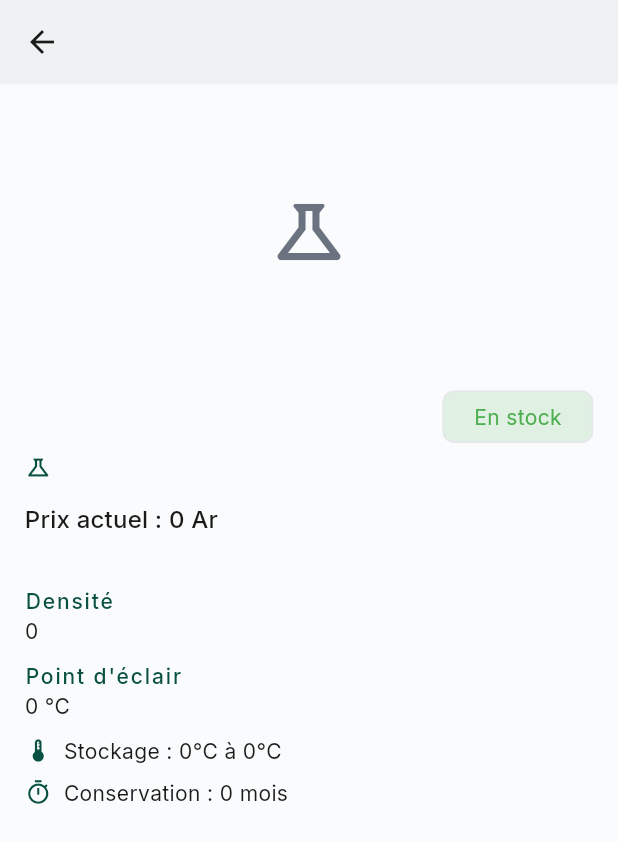
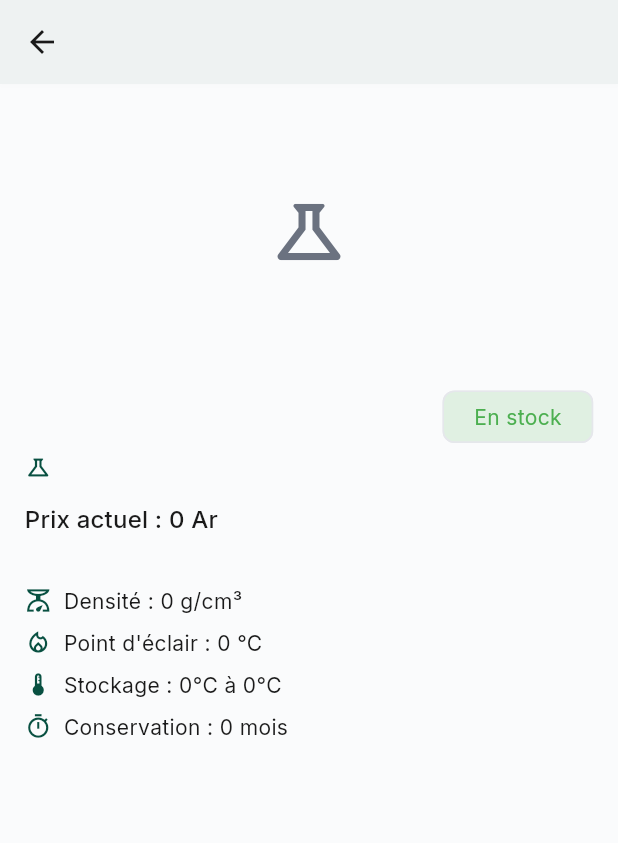
Before and after one commit to Anju-codermad/AkoraHub-app, a Flutter app: the RawMaterialDetailClient screen opened directly with empty values, on a phone screen of 412 x 824 dp. Shown: the top 843 px of the screen. Run offline on Flutter 3.47's test engine with Material 3 defaults, Android fonts, the phone set to English and light mode, and no system bars; our stand-ins replace audioplayers, cached_network_image, connectivity_plus, file_picker, firebase_core, firebase_messaging and 20 more; missing offline and left inert: agora_rtc_engine, mobile_scanner, record, screen_protector; accounts and stored records are empty.

Commit message:
Badge pH coloré + icônes pour les propriétés physico-chimiques
- Extraction best-effort d'une valeur numérique depuis ph_solution
  (texte libre) pour un badge coloré acide/neutre/basique, avec repli
  sur le texte brut si aucun nombre n'est détectable
- Aspect/Solubilité/Densité/Point d'éclair en lignes icône+texte
- Particularité en chip tertiaryContainer

```diff
--- a/lib/presentation/client_home/formation/raw_material_detail_client.dart
+++ b/lib/presentation/client_home/formation/raw_material_detail_client.dart
@@ -38,6 +38,43 @@ String? _formatDosage(Map<String, dynamic> u) {
   }
   final legacy = (u['dosage_legacy'] as String?)?.trim();
   return (legacy == null || legacy.isEmpty) ? null : legacy;
+}
+
+/// Extrait une valeur numérique de pH depuis le champ texte libre
+/// `ph_solution` (ex : "fortement basique (pH 13-14)" -> 13.5,
+/// "pH 3.5" -> 3.5) — best-effort seulement, ce champ n'a jamais été
+/// contraint à un format précis côté admin. Retourne `null` si aucun
+/// nombre n'est détectable ; l'affichage retombe alors sur le texte
+/// brut sans badge coloré.
+double? _extractPhValue(String? phText) {
+  if (phText == null || phText.isEmpty) return null;
+  final normalized = phText.replaceAll(',', '.');
+  final rangeMatch =
+      RegExp(r'(\d+(?:\.\d+)?)\s*[-–]\s*(\d+(?:\.\d+)?)').firstMatch(normalized);
+  if (rangeMatch != null) {
+    final a = double.tryParse(rangeMatch.group(1)!);
+    final b = double.tryParse(rangeMatch.group(2)!);
+    if (a != null && b != null) return (a + b) / 2;
+  }
+  final singleMatch = RegExp(r'(\d+(?:\.\d+)?)').firstMatch(normalized);
+  if (singleMatch == null) return null;
+  return double.tryParse(singleMatch.group(1)!);
+}
+
+Color _phColor(double ph) {
+  if (ph < 2) return Colors.red;
+  if (ph < 6) return Colors.orange;
+  if (ph <= 8) return Colors.green;
+  if (ph <= 12) return Colors.blue;
+  return Colors.purple;
+}
+
+String _phLabel(double ph) {
+  if (ph < 2) return 'Acide fort';
+  if (ph < 6) return 'Acide faible';
+  if (ph <= 8) return 'Neutre';
+  if (ph <= 12) return 'Basique faible';
+  return 'Basique fort';
 }
 
 /// Couleur du badge "Niveau de danger" selon la sévérité (06/08) — les 4
@@ -402,6 +439,7 @@ class _RawMaterialDetailClientState extends State<RawMaterialDetailClient> {
     final sensibleLumiere = sheet['sensible_lumiere'] as bool? ?? false;
     final dureeConservation = sheet['duree_conservation_mois'] as num?;
     final niveauColor = _dangerLevelColor(sheet['niveau_danger'] as String?);
+    final phValue = _extractPhValue(sheet['ph_solution'] as String?);
     Widget field(String label, String? value) {
       if (value == null || value.isEmpty) return const SizedBox.shrink();
       return Padding(
@@ -439,15 +477,69 @@ class _RawMaterialDetailClientState extends State<RawMaterialDetailClient> {
         field('Nom chimique', sheet['nom_chimique'] as String?),
         field('Synonymes', sheet['synonymes'] as String?),
         field('Grade', sheet['grade'] as String?),
-        field('Aspect', sheet['aspect'] as String?),
-        field('pH en solution', sheet['ph_solution'] as String?),
-        field('Solubilité', sheet['solubilite'] as String?),
-        field('Densité', (sheet['densite'] as num?)?.toString()),
-        field('Point d\'éclair',
-            (sheet['point_eclair'] as num?) != null
-                ? '${sheet['point_eclair']} °C'
-                : null),
-        field('Particularité', sheet['particularite'] as String?),
+        if ((sheet['aspect'] as String?)?.isNotEmpty == true)
+          _iconTextRow(
+              theme, Icons.inventory_2_outlined, sheet['aspect'] as String),
+        if ((sheet['ph_solution'] as String?)?.isNotEmpty == true) ...[
+          Padding(
+            padding: const EdgeInsets.only(bottom: 10),
+            child: Column(
+              crossAxisAlignment: CrossAxisAlignment.start,
+              children: [
+                Text('pH en solution',
+                    style: theme.textTheme.labelLarge
+                        ?.copyWith(color: theme.colorScheme.primary)),
+                const SizedBox(height: 4),
+                if (phValue != null)
+                  Row(
+                    children: [
+                      Container(
+                        padding: const EdgeInsets.symmetric(
+                            horizontal: 10, vertical: 4),
+                        decoration: BoxDecoration(
+                          color: _phColor(phValue),
+                          borderRadius: BorderRadius.circular(20),
+                        ),
+                        child: Text('pH ${phValue.toStringAsFixed(1)}',
+                            style: const TextStyle(
+                                color: Colors.white,
+                                fontWeight: FontWeight.w600,
+                                fontSize: 12)),
+                      ),
+                      const SizedBox(width: 8),
+                      Text(_phLabel(phValue),
+                          style: theme.textTheme.bodySmall),
+                    ],
+                  ),
+                SizedBox(height: phValue != null ? 4 : 0),
+                Text(sheet['ph_solution'] as String),
+              ],
+            ),
+          ),
+        ],
+        if ((sheet['solubilite'] as String?)?.isNotEmpty == true)
+          _iconTextRow(theme, Icons.water_drop_outlined,
+              sheet['solubilite'] as String),
+        if (sheet['densite'] != null)
+          _iconTextRow(theme, Icons.scale_outlined,
+              'Densité : ${sheet['densite']} g/cm³'),
+        if (sheet['point_eclair'] != null)
+          _iconTextRow(theme, Icons.local_fire_department_outlined,
+              'Point d\'éclair : ${sheet['point_eclair']} °C'),
+        if ((sheet['particularite'] as String?)?.isNotEmpty == true) ...[
+          Padding(
+            padding: const EdgeInsets.only(bottom: 10),
+            child: Align(
+              alignment: Alignment.centerLeft,
+              child: Chip(
+                label: Text(sheet['particularite'] as String,
+                    style: TextStyle(
+                        color: theme.colorScheme.onTertiaryContainer)),
+                backgroundColor: theme.colorScheme.tertiaryContainer,
+              ),
+            ),
+          ),
+        ],
         field('Différence avec un produit similaire',
             sheet['difference_produit_similaire'] as String?),
         if ((sheet['niveau_danger'] as String?)?.isNotEmpty == true) ...[
```
Also changed, not shown: 1 other file.
